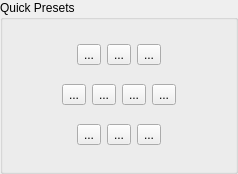
Qt form mqt/MqtLogger/RotPresets.ui (Rsclub22/Minos2-Mirror) before a commit.
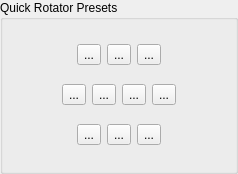
The same form after that commit.

Commit message: Improve the group name

```diff
--- a/mqt/MqtLogger/RotPresets.ui
+++ b/mqt/MqtLogger/RotPresets.ui
@@ -14,7 +14,7 @@
    <string>GroupBox</string>
   </property>
   <property name="title">
-   <string>Quick Presets</string>
+   <string>Quick Rotator Presets</string>
   </property>
   <layout class="QVBoxLayout" name="verticalLayout">
    <item>
```
